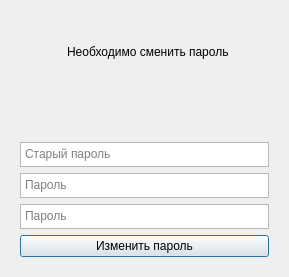
Qt form ui/ChangePassDialog.ui (lilKOZACHKA/CleaningApp) before a commit.
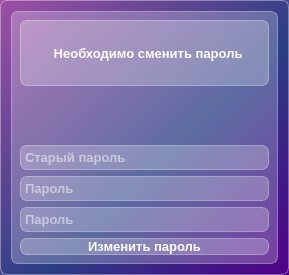
The same form after that commit.

Patch:
```diff
--- a/ui/ChangePassDialog.ui
+++ b/ui/ChangePassDialog.ui
@@ -7,15 +7,27 @@
     <x>0</x>
     <y>0</y>
     <width>289</width>
-    <height>277</height>
+    <height>275</height>
    </rect>
   </property>
   <property name="windowTitle">
    <string>Смена пароля</string>
   </property>
+  <property name="styleSheet">
+   <string notr="true">background-color:qlineargradient(spread:pad, x1:1, y1:1, x2:0, y2:0, stop:0 rgba(81, 0, 135, 255), stop:0.427447 rgba(41, 61, 132, 235), stop:1 rgba(155, 79, 165, 255));
+
+border: 1px solid  rgba(255, 255, 255, 90);
+border-radius: 7px;</string>
+  </property>
   <layout class="QVBoxLayout" name="verticalLayout">
    <item>
     <widget class="QWidget" name="widget" native="true">
+     <property name="styleSheet">
+      <string notr="true">background-color: rgba(255, 255, 255, 60);
+color: white;
+font-weight: bold;
+font-size: 10pt;</string>
+     </property>
      <layout class="QVBoxLayout" name="verticalLayout_2">
       <item>
        <widget class="QLabel" name="label">
@@ -57,6 +69,12 @@
           <height>25</height>
          </size>
         </property>
+        <property name="verticalScrollBarPolicy">
+         <enum>Qt::ScrollBarAlwaysOff</enum>
+        </property>
+        <property name="horizontalScrollBarPolicy">
+         <enum>Qt::ScrollBarAlwaysOff</enum>
+        </property>
         <property name="placeholderText">
          <string>Старый пароль</string>
         </property>
@@ -70,6 +88,12 @@
           <height>25</height>
          </size>
         </property>
+        <property name="verticalScrollBarPolicy">
+         <enum>Qt::ScrollBarAlwaysOff</enum>
+        </property>
+        <property name="horizontalScrollBarPolicy">
+         <enum>Qt::ScrollBarAlwaysOff</enum>
+        </property>
         <property name="placeholderText">
          <string>Пароль</string>
         </property>
@@ -83,6 +107,12 @@
           <height>25</height>
          </size>
         </property>
+        <property name="verticalScrollBarPolicy">
+         <enum>Qt::ScrollBarAlwaysOff</enum>
+        </property>
+        <property name="horizontalScrollBarPolicy">
+         <enum>Qt::ScrollBarAlwaysOff</enum>
+        </property>
         <property name="placeholderText">
          <string>Пароль</string>
         </property>
```
